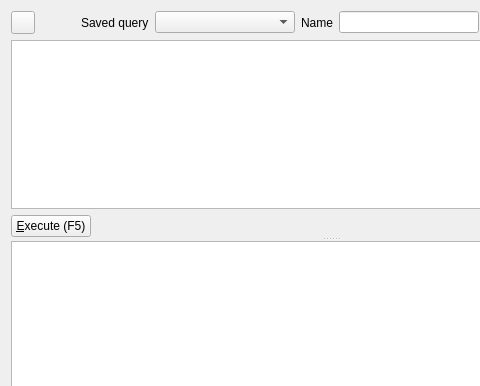
Old version of the form python/plugins/db_manager/ui/DlgSqlLayerWindow.ui in the repository nextgis/nextgisqgis; both pictures show x 0 to 480 and y 0 to 386 of the 662 by 525 pixel window.
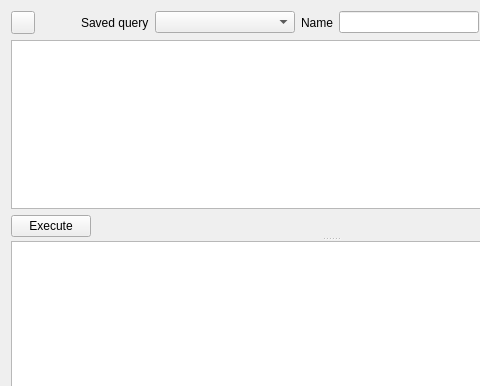
New version of the form. Custom widgets are drawn as their Qt base class.

```diff
--- a/python/plugins/db_manager/ui/DlgSqlLayerWindow.ui
+++ b/python/plugins/db_manager/ui/DlgSqlLayerWindow.ui
@@ -152,7 +152,7 @@
          <item>
           <widget class="QPushButton" name="btnExecute">
            <property name="text">
-            <string>&amp;Execute (F5)</string>
+            <string>Execute</string>
            </property>
            <property name="shortcut">
             <string>F5</string>
```
Left out of the diff: 5 changed lines with no effect on the pictures.
